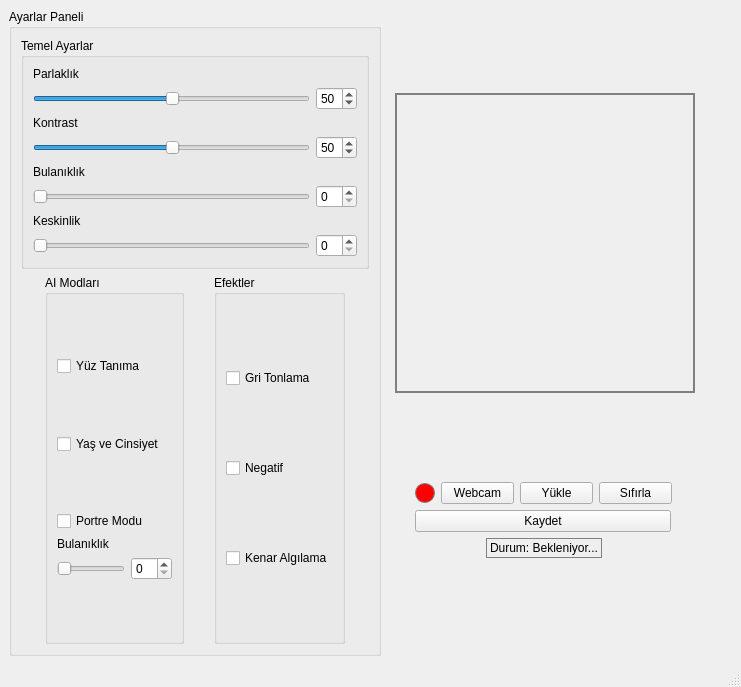
This is qtGUI.ui in ChaseTheCrim/PhotoMagic as Qt 5 draws it before an edit. The edited form follows.
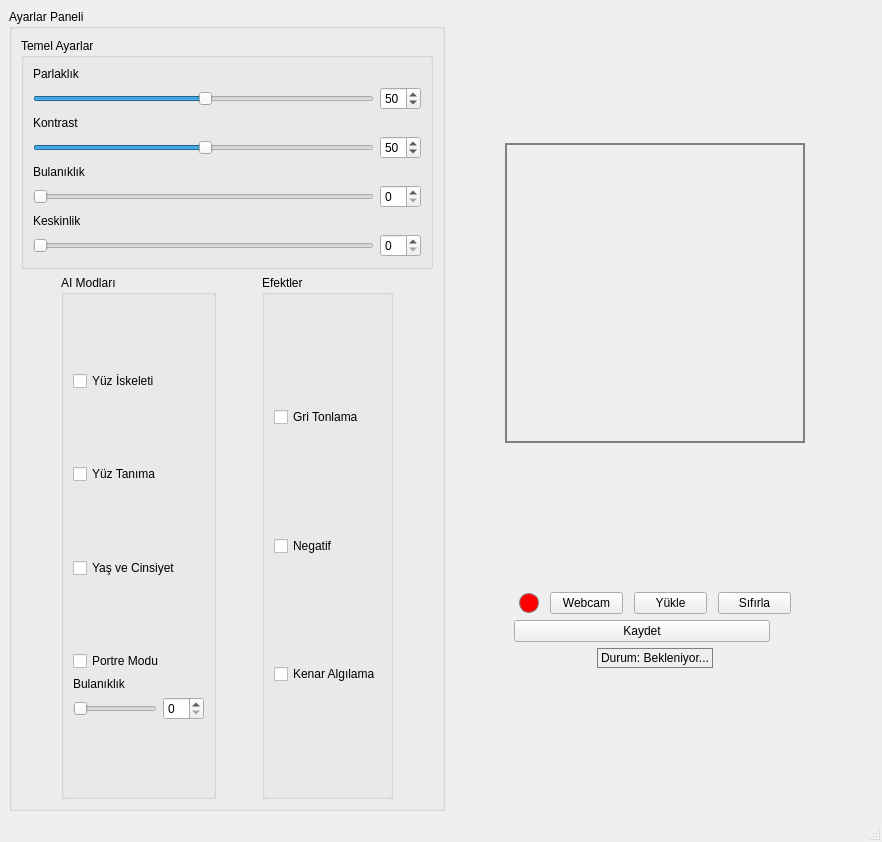
This is the edited form.

Diff of the .ui file:
```diff
--- a/qtGUI.ui
+++ b/qtGUI.ui
@@ -6,8 +6,8 @@
    <rect>
     <x>0</x>
     <y>0</y>
-    <width>741</width>
-    <height>687</height>
+    <width>882</width>
+    <height>842</height>
    </rect>
   </property>
   <property name="windowTitle">
@@ -179,6 +179,26 @@
              <layout class="QVBoxLayout" name="verticalLayout_11">
               <item>
                <layout class="QVBoxLayout" name="verticalLayout_10">
+                <item>
+                 <spacer name="verticalSpacer_12">
+                  <property name="orientation">
+                   <enum>Qt::Orientation::Vertical</enum>
+                  </property>
+                  <property name="sizeHint" stdset="0">
+                   <size>
+                    <width>20</width>
+                    <height>40</height>
+                   </size>
+                  </property>
+                 </spacer>
+                </item>
+                <item>
+                 <widget class="QCheckBox" name="chk_skeleton">
+                  <property name="text">
+                   <string>Yüz İskeleti</string>
+                  </property>
+                 </widget>
+                </item>
                 <item>
                  <spacer name="verticalSpacer_5">
                   <property name="orientation">
@@ -483,19 +503,9 @@
             <height>90</height>
            </size>
           </property>
-          <widget class="QWidget" name="layoutWidget">
-           <property name="geometry">
-            <rect>
-             <x>20</x>
-             <y>0</y>
-             <width>263</width>
-             <height>88</height>
-            </rect>
-           </property>
+          <layout class="QHBoxLayout" name="horizontalLayout_11">
+           <item>
            <layout class="QVBoxLayout" name="verticalLayout_15">
-            <property name="sizeConstraint">
-             <enum>QLayout::SizeConstraint::SetFixedSize</enum>
-            </property>
             <item>
              <layout class="QVBoxLayout" name="verticalLayout_12">
               <item>
@@ -648,7 +658,8 @@
              </layout>
             </item>
            </layout>
-          </widget>
+           </item>
+          </layout>
          </widget>
         </item>
         <item>
```
Left out of the diff: 2 changed lines with no effect on the pictures. Lines whose indentation alone changed are shown as unchanged.
